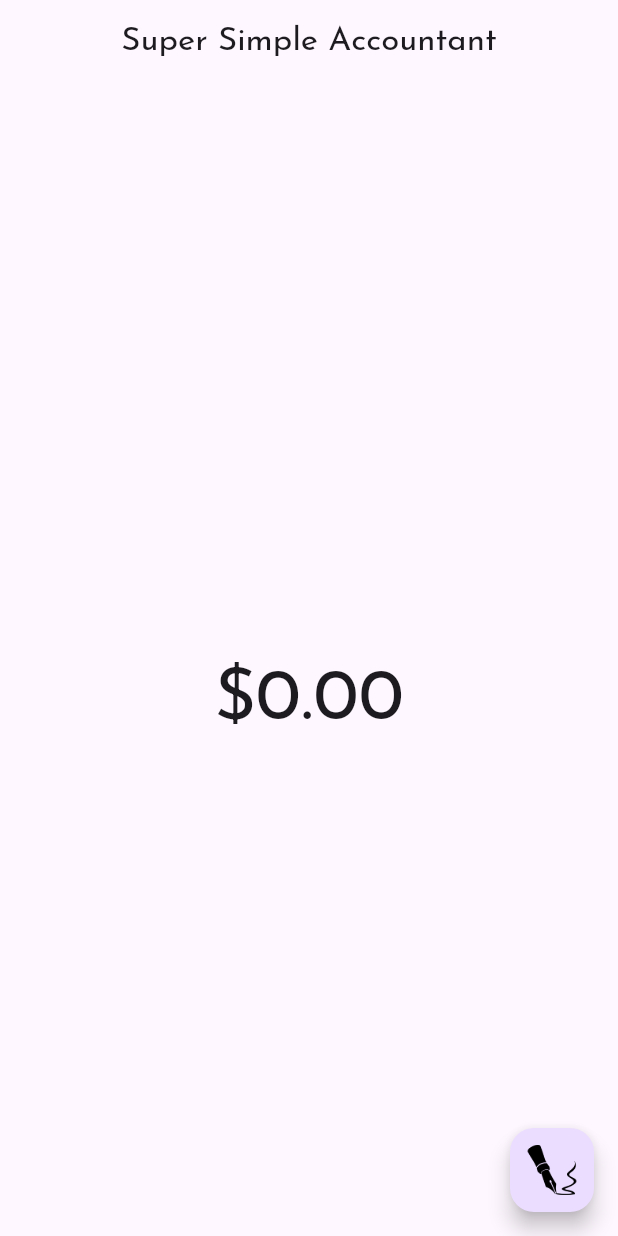
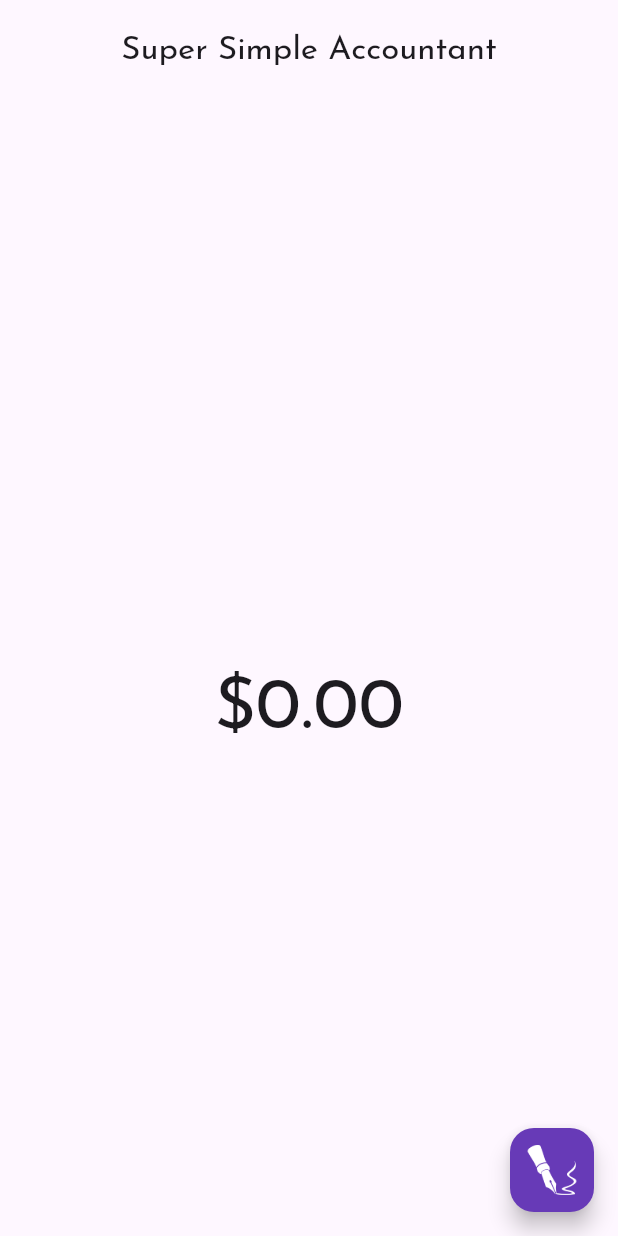
Before and after one commit to SametSahin10/super-simple-accountant, a Flutter app: the screen it shows after launch, on a phone screen of 412 x 824 dp. Run offline on Flutter 3.47's test engine with Material 3 defaults, Android fonts, the phone set to English and light mode, and no system bars; drawn by our look-alikes of google_mobile_ads; our stand-ins replace firebase_core, firebase_crashlytics, firebase_messaging, flutter_riverpod, freezed_annotation, google_fonts and 2 more; accounts and stored records are empty; network calls fail.

Commit message:
make the app responsive so that it looks good on web

```diff
--- a/lib/assets.dart
+++ b/lib/assets.dart
@@ -1,4 +1,5 @@
 class Assets {
+  static const appIconRounded = "assets/icons/app_icon_rounded.png";
   static const fountainPen = "assets/icons/fountain_pen.png";
   static const plus = "assets/icons/plus.png";
   static const minus = "assets/icons/minus.png";
--- /dev/null
+++ b/lib/colors.dart
@@ -0,0 +1,3 @@
+import 'package:flutter/material.dart';
+
+const primaryColor = Color(0xFF673AB7);
--- a/lib/main.dart
+++ b/lib/main.dart
@@ -5,6 +5,7 @@ import 'package:flutter/material.dart';
 import 'package:flutter_riverpod/flutter_riverpod.dart';
 import 'package:google_fonts/google_fonts.dart';
 import 'package:google_mobile_ads/google_mobile_ads.dart';
+import 'package:super_simple_accountant/colors.dart';
 import 'package:super_simple_accountant/firebase_options.dart';
 import 'package:super_simple_accountant/screens/home_screen.dart';
 
@@ -22,7 +23,7 @@ void main() async {
     return true;
   };
 
-  MobileAds.instance.initialize();
+  if (!kIsWeb) MobileAds.instance.initialize();
 
   runApp(
     const ProviderScope(
@@ -40,8 +41,17 @@ class MyApp extends StatelessWidget {
       title: 'Super Simple Accountant',
       theme: ThemeData(
         colorScheme: ColorScheme.fromSeed(seedColor: Colors.deepPurple),
+        primaryColor: primaryColor,
         useMaterial3: true,
         fontFamily: GoogleFonts.josefinSans().fontFamily,
+        appBarTheme: const AppBarTheme(centerTitle: true),
+        buttonTheme: const ButtonThemeData(
+          buttonColor: primaryColor,
+          textTheme: ButtonTextTheme.primary,
+        ),
+        elevatedButtonTheme: ElevatedButtonThemeData(
+          style: ElevatedButton.styleFrom(backgroundColor: primaryColor),
+        ),
       ),
       debugShowCheckedModeBanner: true,
       home: const HomeScreen(),
--- a/lib/screens/home_screen.dart
+++ b/lib/screens/home_screen.dart
@@ -3,11 +3,15 @@ import 'package:flutter/material.dart' hide WidgetState;
 import 'package:flutter_riverpod/flutter_riverpod.dart';
 import 'package:intl/intl.dart';
 import 'package:super_simple_accountant/assets.dart';
+import 'package:super_simple_accountant/colors.dart';
 import 'package:super_simple_accountant/constants.dart';
 import 'package:super_simple_accountant/enums.dart';
+import 'package:super_simple_accountant/extensions.dart';
 import 'package:super_simple_accountant/state/providers.dart';
+import 'package:super_simple_accountant/widgets/add_entry_button.dart';
 import 'package:super_simple_accountant/widgets/banner_ad_widget.dart';
 import 'package:super_simple_accountant/widgets/brief_entries_widget.dart';
+import 'package:super_simple_accountant/widgets/responsive_app_bar.dart';
 
 import 'add_entry_screen.dart';
 
@@ -19,7 +23,7 @@ class HomeScreen extends ConsumerStatefulWidget {
 }
 
 class _HomeScreenState extends ConsumerState<HomeScreen> {
-  late final NumberFormat currencyFormatter;
+  NumberFormat? currencyFormatter;
 
   @override
   void initState() {
@@ -32,7 +36,7 @@ class _HomeScreenState extends ConsumerState<HomeScreen> {
     super.didChangeDependencies();
     final locale = Localizations.localeOf(context);
 
-    currencyFormatter = NumberFormat.simpleCurrency(
+    currencyFormatter ??= NumberFormat.simpleCurrency(
       locale: locale.toString(),
     );
   }
@@ -40,22 +44,14 @@ class _HomeScreenState extends ConsumerState<HomeScreen> {
   @override
   Widget build(BuildContext context) {
     return Scaffold(
-      appBar: AppBar(
-        title: const Text('Super Simple Accountant'),
-        centerTitle: true,
+      appBar: ResponsiveAppBar(
+        context: context,
+        title: "Super Simple Accountant",
+        showAppIcon: context.largerThanMobile ? true : false,
       ),
-      body: _HomeScreenBody(currencyFormatter: currencyFormatter),
-      floatingActionButton: FloatingActionButton(
-        onPressed: _pushAddEntryScreen,
-        child: Image.asset(Assets.fountainPen, scale: 3.8, color: Colors.black),
-      ),
-    );
-  }
-
-  void _pushAddEntryScreen() async {
-    Navigator.push(
-      context,
-      MaterialPageRoute(builder: (_) => const AddEntryScreen()),
+      body: _HomeScreenBody(currencyFormatter: currencyFormatter!),
+      floatingActionButton:
+          context.largerThanMobile ? null : const _FloatingActionButton(),
     );
   }
 }
@@ -78,42 +74,38 @@ class _HomeScreenBody extends ConsumerWidget {
 
     final netAmount = entriesStateNotifier.getNetAmount();
 
-    final innerColumnChildren = <Widget>[
-      Text(
-        currencyFormatter.format(netAmount),
-        style: const TextStyle(fontSize: 48.0),
-      ),
-    ];
-
-    if (entriesStateModel.entries.isNotEmpty) {
-      innerColumnChildren.addAll([
-        BriefEntriesWidget(currencyFormatter: currencyFormatter),
-      ]);
-    }
-
     return Center(
+      child: SizedBox(
+        width: context.largerThanMobile ? context.width * 0.3 : context.width,
         child: Column(
           mainAxisAlignment: MainAxisAlignment.center,
           children: [
             const BannerAdWidget(adUnitId: homeScreenBannerAdId),
             Expanded(
               child: Column(
-              mainAxisAlignment: MainAxisAlignment.center,
+                mainAxisAlignment: context.largerThanMobile
+                    ? MainAxisAlignment.spaceAround
+                    : MainAxisAlignment.center,
                 children: <Widget>[
-                Flexible(
-                  flex: 6,
-                  child: Text(
+                  Text(
                     currencyFormatter.format(netAmount),
-                    style: const TextStyle(fontSize: 48.0),
+                    style: TextStyle(
+                      fontSize: context.largerThanMobile ? 64 : 48,
                     ),
                   ),
-                Flexible(
-                  flex: 4,
-                  child: Padding(
+                  if (entriesStateModel.entries.isNotEmpty)
+                    Padding(
                       padding: const EdgeInsets.only(top: 12),
                       child: BriefEntriesWidget(
                         currencyFormatter: currencyFormatter,
                       ),
+                    ),
+                  if (context.largerThanMobile)
+                    const Flexible(
+                      flex: 2,
+                      child: Padding(
+                        padding: EdgeInsets.only(top: 24),
+                        child: AddEntryButton(),
                       ),
                     ),
                 ],
@@ -121,6 +113,27 @@ class _HomeScreenBody extends ConsumerWidget {
             ),
           ],
         ),
+      ),
     );
   }
 }
+
+class _FloatingActionButton extends StatelessWidget {
+  const _FloatingActionButton();
+
+  @override
+  Widget build(BuildContext context) {
+    return FloatingActionButton(
+      backgroundColor: primaryColor,
+      onPressed: () => pushAddEntryScreen(context),
+      child: Image.asset(Assets.fountainPen, scale: 3.8),
+    );
+  }
+}
+
+void pushAddEntryScreen(BuildContext context) async {
+  Navigator.push(
+    context,
+    MaterialPageRoute(builder: (_) => const AddEntryScreen()),
+  );
+}
--- /dev/null
+++ b/lib/widgets/responsive_app_bar.dart
@@ -0,0 +1,75 @@
+import 'package:flutter/material.dart';
+import 'package:super_simple_accountant/assets.dart';
+import 'package:super_simple_accountant/extensions.dart';
+
+class ResponsiveAppBar extends StatelessWidget implements PreferredSizeWidget {
+  final BuildContext context;
+  final String title;
+  final bool showAppIcon;
+
+  const ResponsiveAppBar({
+    super.key,
+    required this.context,
+    required this.title,
+    this.showAppIcon = false,
+  });
+
+  @override
+  Widget build(BuildContext context) {
+    return AppBar(
+      toolbarHeight: context.largerThanMobile ? 120 : null,
+      title: Padding(
+        padding: const EdgeInsets.only(top: 12),
+        child: Builder(
+          builder: (context) {
+            if (showAppIcon) return _TitleWithAppIcon(title: title);
+            return _AppBarTitle(title: title);
+          },
+        ),
+      ),
+    );
+  }
+
+  @override
+  Size get preferredSize {
+    return Size(
+      context.width,
+      context.largerThanMobile ? 120 : kToolbarHeight,
+    );
+  }
+}
+
+class _TitleWithAppIcon extends StatelessWidget {
+  final String title;
+
+  const _TitleWithAppIcon({required this.title});
+
+  @override
+  Widget build(BuildContext context) {
+    return Row(
+      mainAxisAlignment: MainAxisAlignment.center,
+      children: [
+        ClipRRect(
+          borderRadius: BorderRadius.circular(24),
+          child: Image.asset(Assets.appIconRounded, scale: 3.2),
+        ),
+        const SizedBox(width: 24),
+        _AppBarTitle(title: title),
+      ],
+    );
+  }
+}
+
+class _AppBarTitle extends StatelessWidget {
+  final String title;
+
+  const _AppBarTitle({required this.title});
+
+  @override
+  Widget build(BuildContext context) {
+    return Text(
+      title,
+      style: TextStyle(fontSize: context.largerThanMobile ? 32 : 22),
+    );
+  }
+}
```
Also changed, not shown: lib/extensions.dart (added, +11 -0 lines), lib/screens/add_entry_screen.dart (+17 -5 lines), lib/screens/all_entries_screen.dart (+11 -5 lines), lib/widgets/add_entry_button.dart (added, +25 -0 lines), lib/widgets/brief_entries_widget.dart (+7 -1 lines), lib/widgets/entry_list_tile.dart (+8 -2 lines), lib/widgets/text_with_top_padding.dart (added, +12 -0 lines), assets/icons/app_icon_rounded.png (added). Lines whose indentation alone changed are shown as unchanged.
